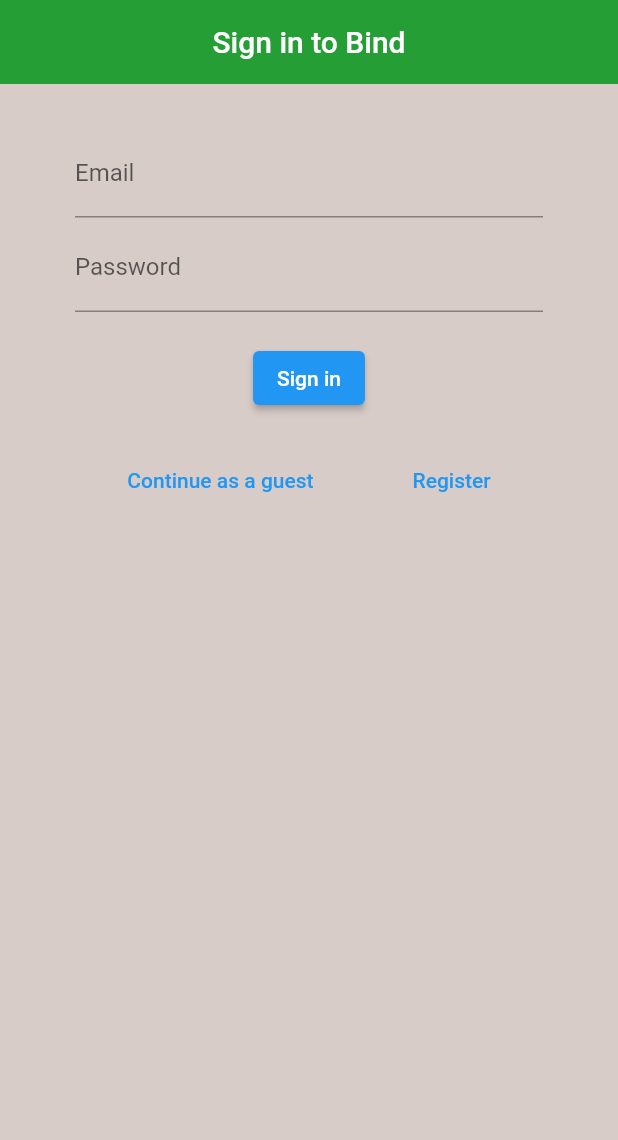
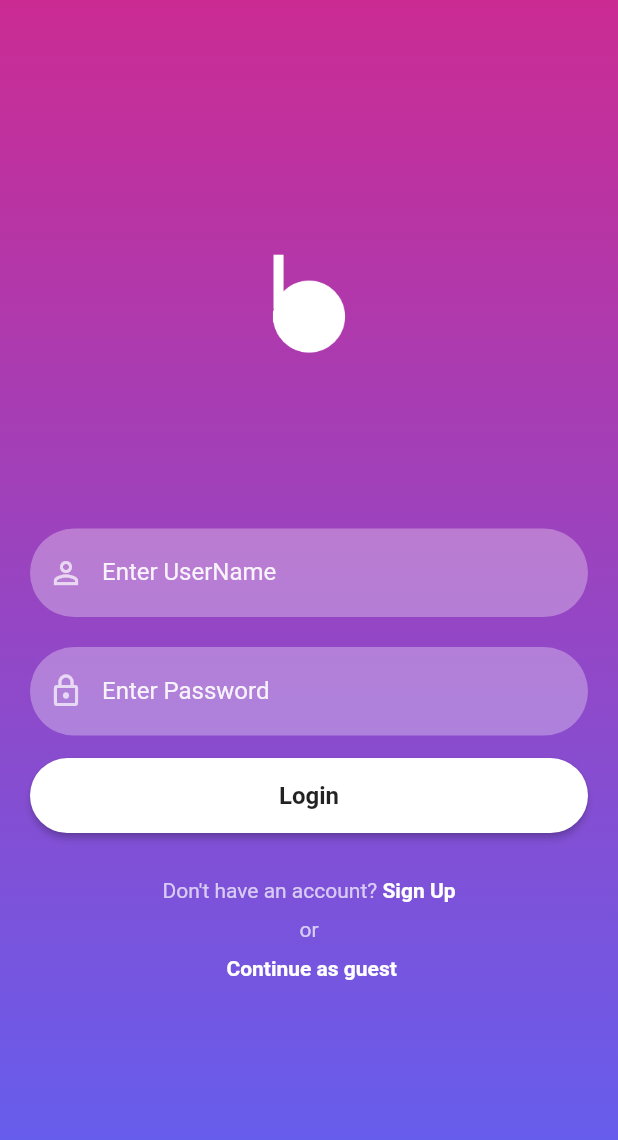
Before and after one commit to anonybif/project_bind, a Flutter app: the screen it shows after launch, on a phone screen of 412 x 824 dp. Shown: the top 1140 px of the screen. Run offline on Flutter 3.47's test engine with Material 2 defaults, Android fonts, the phone set to English and light mode, and no system bars; our stand-ins replace firebase_auth, firebase_core; accounts and stored records are empty.

Commit message:
added signup and login

```diff
--- a/lib/main.dart
+++ b/lib/main.dart
@@ -23,9 +23,9 @@
             stream: FirebaseAuth.instance.authStateChanges(),
             builder: (context, snapshot) {
               if (snapshot.hasData) {
-                return Home();
+                return const Home();
               } else {
-                return SignIn();
+                return const SignIn();
               }
             }));
   }
--- /dev/null
+++ b/lib/reusable_widgets/reusable_widget.dart
@@ -0,0 +1,68 @@
+import 'package:flutter/material.dart';
+
+Image logoWidget(String imageName) {
+  return Image.asset(
+    imageName,
+    fit: BoxFit.fitWidth,
+    width: 240,
+    height: 240,
+    color: Colors.white,
+  );
+}
+
+TextField reusableTextField(String text, IconData icon, bool isPasswordType,
+    TextEditingController controller) {
+  return TextField(
+    controller: controller,
+    obscureText: isPasswordType,
+    enableSuggestions: !isPasswordType,
+    autocorrect: !isPasswordType,
+    cursorColor: Colors.white,
+    style: TextStyle(color: Colors.white.withOpacity(0.9)),
+    decoration: InputDecoration(
+      prefixIcon: Icon(
+        icon,
+        color: Colors.white70,
+      ),
+      labelText: text,
+      labelStyle: TextStyle(color: Colors.white.withOpacity(0.9)),
+      filled: true,
+      floatingLabelBehavior: FloatingLabelBehavior.never,
+      fillColor: Colors.white.withOpacity(0.3),
+      border: OutlineInputBorder(
+          borderRadius: BorderRadius.circular(30.0),
+          borderSide: const BorderSide(width: 0, style: BorderStyle.none)),
+    ),
+    keyboardType: isPasswordType
+        ? TextInputType.visiblePassword
+        : TextInputType.emailAddress,
+  );
+}
+
+Container firebaseUIButton(BuildContext context, String title, Function onTap) {
+  return Container(
+    width: MediaQuery.of(context).size.width,
+    height: 50,
+    margin: const EdgeInsets.fromLTRB(0, 10, 0, 20),
+    decoration: BoxDecoration(borderRadius: BorderRadius.circular(90)),
+    child: ElevatedButton(
+      onPressed: () {
+        onTap();
+      },
+      child: Text(
+        title,
+        style: const TextStyle(
+            color: Colors.black87, fontWeight: FontWeight.bold, fontSize: 16),
+      ),
+      style: ButtonStyle(
+          backgroundColor: MaterialStateProperty.resolveWith((states) {
+            if (states.contains(MaterialState.pressed)) {
+              return Colors.black26;
+            }
+            return Colors.white;
+          }),
+          shape: MaterialStateProperty.all<RoundedRectangleBorder>(
+              RoundedRectangleBorder(borderRadius: BorderRadius.circular(30)))),
+    ),
+  );
+}
--- a/lib/screens/authenticate/sign_in.dart
+++ b/lib/screens/authenticate/sign_in.dart
@@ -1,5 +1,9 @@
 import 'package:firebase_auth/firebase_auth.dart';
 import 'package:flutter/material.dart';
+import 'package:project_bind/screens/authenticate/sign_up.dart';
+import 'package:project_bind/reusable_widgets/reusable_widget.dart';
+import 'package:project_bind/screens/home/home.dart';
+import 'package:project_bind/utils/color_utils.dart';
 
 class SignIn extends StatefulWidget {
   const SignIn({Key? key}) : super(key: key);
@@ -23,63 +27,100 @@
   @override
   Widget build(BuildContext context) {
     return Scaffold(
-        backgroundColor: Colors.brown[100],
-        appBar: AppBar(
-          backgroundColor: Color.fromARGB(255, 38, 158, 54),
-          elevation: 0.0,
-          title: Center(child: Text('Sign in to Bind')),
+      body: Container(
+        width: MediaQuery.of(context).size.width,
+        height: MediaQuery.of(context).size.height,
+        decoration: BoxDecoration(
+            gradient: LinearGradient(colors: [
+          hexStringToColor("CB2B93"),
+          hexStringToColor("9546C4"),
+          hexStringToColor("5E61F4")
+        ], begin: Alignment.topCenter, end: Alignment.bottomCenter)),
+        child: SingleChildScrollView(
+          child: Padding(
+            padding: EdgeInsets.fromLTRB(
+                20, MediaQuery.of(context).size.height * 0.1, 20, 0),
+            child: Column(
+              children: <Widget>[
+                logoWidget("assets/images/logo1.png"),
+                const SizedBox(
+                  height: 30,
                 ),
-        body: ListView(
-          children: [
-            Container(
-                padding: EdgeInsets.symmetric(vertical: 20.0, horizontal: 50.0),
-                child: Column(
-                  children: [
-                    SizedBox(
+                reusableTextField("Enter UserName", Icons.person_outline, false,
+                    emailController),
+                const SizedBox(
+                  height: 20,
+                ),
+                reusableTextField("Enter Password", Icons.lock_outline, true,
+                    passwordController),
+                const SizedBox(
+                  height: 5,
+                ),
+                // forgetPassword(context),
+                firebaseUIButton(context, "Login", () {
+                  FirebaseAuth.instance
+                      .signInWithEmailAndPassword(
+                          email: emailController.text,
+                          password: passwordController.text)
+                      .then((value) {
+                    Navigator.push(context,
+                        MaterialPageRoute(builder: (context) => Home()));
+                  }).onError((error, stackTrace) {
+                    print("Error ${error.toString()}");
+                  });
+                }),
+                const SizedBox(
                   height: 10,
                 ),
-                    TextField(
-                      controller: emailController,
-                      decoration: InputDecoration(labelText: 'Email'),
+                signUpOption()
+              ],
             ),
-                    SizedBox(
-                      height: 4,
           ),
-                    TextField(
-                      controller: passwordController,
-                      decoration: InputDecoration(labelText: 'Password'),
-                      obscureText: true,
         ),
-                    SizedBox(
-                      height: 20,
       ),
-                    ElevatedButton(
-                      child: Text('Sign in'),
-                      onPressed: signIn,
-                    ),
-                    SizedBox(
-                      height: 20,
-                    ),
+    );
+  }
+
+  Column signUpOption() {
+    return Column(
+      children: [
         Row(
           mainAxisAlignment: MainAxisAlignment.center,
           children: [
-                        TextButton(
-                          child: Text('Continue as a guest'),
-                          onPressed: () async {},
+            const Text("Don't have an account?",
+                style: TextStyle(color: Colors.white70)),
+            GestureDetector(
+              onTap: () {
+                Navigator.push(
+                    context, MaterialPageRoute(builder: (context) => SignUp()));
+              },
+              child: const Text(
+                " Sign Up",
+                style:
+                    TextStyle(color: Colors.white, fontWeight: FontWeight.bold),
               ),
-                        SizedBox(
-                          width: 50,
-                        ),
-                        TextButton(
-                          child: Text('Register'),
-                          onPressed: () async {},
             ),
           ],
+        ),
+        const SizedBox(
+          height: 10,
+        ),
+        const Text("or", style: TextStyle(color: Colors.white70)),
+        const SizedBox(
+          height: 10,
+        ),
+        GestureDetector(
+          onTap: () {
+            Navigator.push(
+                context, MaterialPageRoute(builder: (context) => const Home()));
+          },
+          child: const Text(
+            " Continue as guest",
+            style: TextStyle(color: Colors.white, fontWeight: FontWeight.bold),
+          ),
         )
       ],
-                )),
-          ],
-        ));
+    );
   }
 
   Future signIn() async {
--- /dev/null
+++ b/lib/utils/color_utils.dart
@@ -0,0 +1,9 @@
+import 'package:flutter/material.dart';
+
+hexStringToColor(String hexColor) {
+  hexColor = hexColor.toUpperCase().replaceAll("#", "");
+  if (hexColor.length == 6) {
+    hexColor = "FF" + hexColor;
+  }
+  return Color(int.parse(hexColor, radix: 16));
+}
```
Also changed, not shown: lib/screens/authenticate/sign_up.dart (added, +111 -0 lines), lib/screens/home/home.dart (+8 -16 lines), pubspec.yaml (+4 -3 lines), assets/images/logo1.png (added), pubspec.lock, 2 other files. Lines whose indentation alone changed are shown as unchanged.
